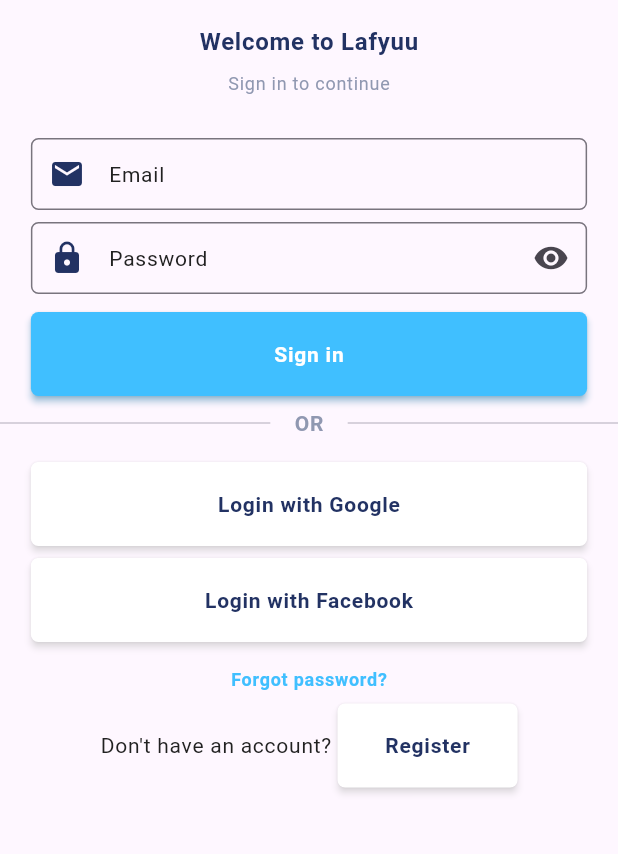
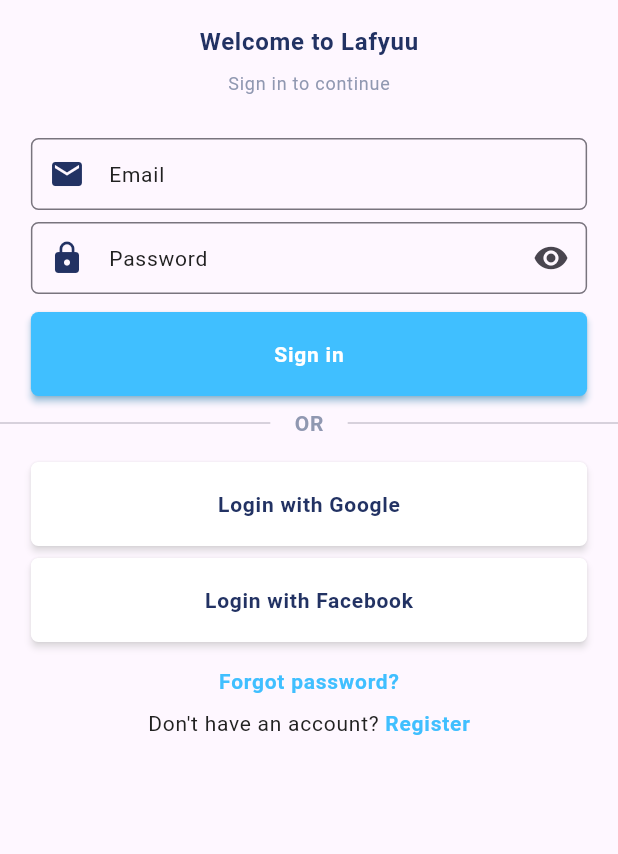
Before and after one commit to Amirelo/ClothesShop_App, a Flutter app: the screen it shows after launch, on a phone screen of 412 x 824 dp, the part 258-1112 px from its top. Run offline on Flutter 3.47's test engine with Material 3 defaults, Android fonts, the phone set to English and light mode, and no system bars.

Commit message:
Add widget: custom_text_button, create forgot_password screen

```diff
--- /dev/null
+++ b/lib/src/screens/auth/forgot_password.dart
@@ -0,0 +1,12 @@
+import 'package:clothes_shop/src/widgets/custom_text.dart';
+import 'package:flutter/material.dart';
+
+class ForgotPassword extends StatelessWidget {
+  const ForgotPassword({super.key});
+
+  @override
+  Widget build(BuildContext context) {
+    return Scaffold(
+        body: Column(children: [(CustomText(text: "Forgot password screen"))]));
+  }
+}
--- a/lib/src/screens/auth/sign_in_screen.dart
+++ b/lib/src/screens/auth/sign_in_screen.dart
@@ -1,10 +1,12 @@
 import 'package:clothes_shop/src/colors/theme_default.dart';
+import 'package:clothes_shop/src/screens/auth/forgot_password.dart';
 import 'package:clothes_shop/src/screens/auth/register_screen.dart';
 import 'package:clothes_shop/src/screens/main/home_screen.dart';
 import 'package:clothes_shop/src/widgets/custom_button.dart';
 import 'package:clothes_shop/src/widgets/custom_input.dart';
 import 'package:clothes_shop/src/widgets/custom_text.dart';
 import 'package:clothes_shop/src/widgets/custom_image.dart';
+import 'package:clothes_shop/src/widgets/custom_text_button.dart';
 import 'package:flutter/material.dart';
 
 class SignInScreen extends StatelessWidget {
@@ -20,6 +22,11 @@ class SignInScreen extends StatelessWidget {
     void onRegisterPressed() {
       Navigator.push(context,
           MaterialPageRoute(builder: (context) => const RegisterScreen()));
+    }
+
+    void onForgotPasswordPressed() {
+      Navigator.push(context,
+          MaterialPageRoute(builder: (context) => const ForgotPassword()));
     }
 
     return Scaffold(
@@ -87,21 +94,20 @@ class SignInScreen extends StatelessWidget {
             text: "Login with Facebook",
             marginBottom: 16,
           ),
-          CustomText(
+          CustomTextButton(
             text: "Forgot password?",
             textColor: ThemeDefault().primaryColor,
-            fontWeight: FontWeight.bold,
-            fontSize: 12,
+            onPressed: onForgotPasswordPressed,
           ),
           Row(
             mainAxisAlignment: MainAxisAlignment.center,
             mainAxisSize: MainAxisSize.min,
             children: [
               const CustomText(text: "Don't have an account? "),
-              CustomButton(
+              CustomTextButton(
                 text: 'Register',
                 onPressed: onRegisterPressed,
-                width: 120,
+                textColor: ThemeDefault().primaryColor,
               )
             ],
           ),
--- a/lib/src/widgets/custom_button.dart
+++ b/lib/src/widgets/custom_button.dart
@@ -20,7 +20,7 @@ class CustomButton extends StatelessWidget {
       required this.text,
       this.backgroundColor = const Color(0xffFFFFFF),
       this.width = double.infinity,
-      this.height = double.maxFinite,
+      this.height = 56,
       this.borderRadius = 5,
       this.marginTop = 0,
       this.marginBottom = 8,
@@ -37,7 +37,7 @@ class CustomButton extends StatelessWidget {
         width: width != double.infinity
             ? width
             : MediaQuery.of(context).size.width * 0.9,
-        height: 56,
+        height: height,
         child: FractionallySizedBox(
           child: (ElevatedButton(
               onPressed: onPressed,
--- /dev/null
+++ b/lib/src/widgets/custom_text_button.dart
@@ -0,0 +1,30 @@
+import 'package:clothes_shop/src/colors/theme_default.dart';
+import 'package:clothes_shop/src/widgets/custom_text.dart';
+import 'package:flutter/material.dart';
+
+class CustomTextButton extends StatelessWidget {
+  final String text;
+  final Color textColor;
+  final Function()? onPressed;
+  const CustomTextButton(
+      {super.key,
+      required this.text,
+      this.onPressed,
+      this.textColor = Colors.black});
+
+  @override
+  Widget build(BuildContext context) {
+    return (TextButton(
+      onPressed: onPressed,
+      style: TextButton.styleFrom(
+          padding: EdgeInsets.zero,
+          tapTargetSize: MaterialTapTargetSize.shrinkWrap,
+          minimumSize: const Size(0, 0)),
+      child: CustomText(
+        text: text,
+        textColor: textColor,
+        fontWeight: FontWeight.bold,
+      ),
+    ));
+  }
+}
```
